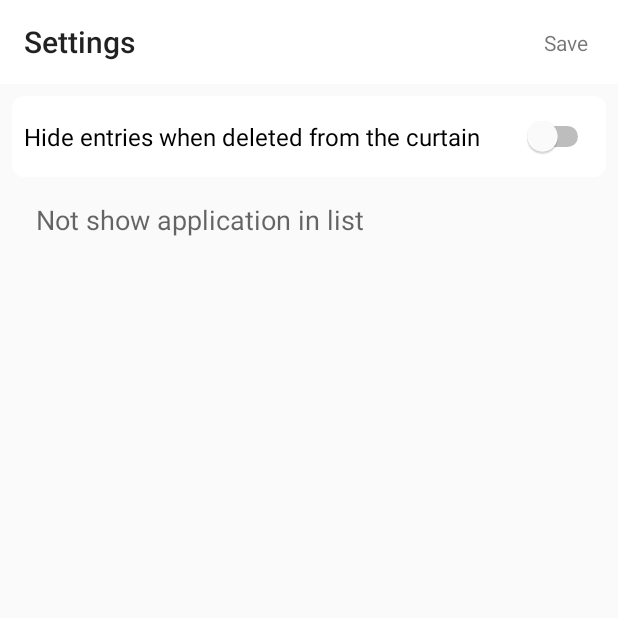
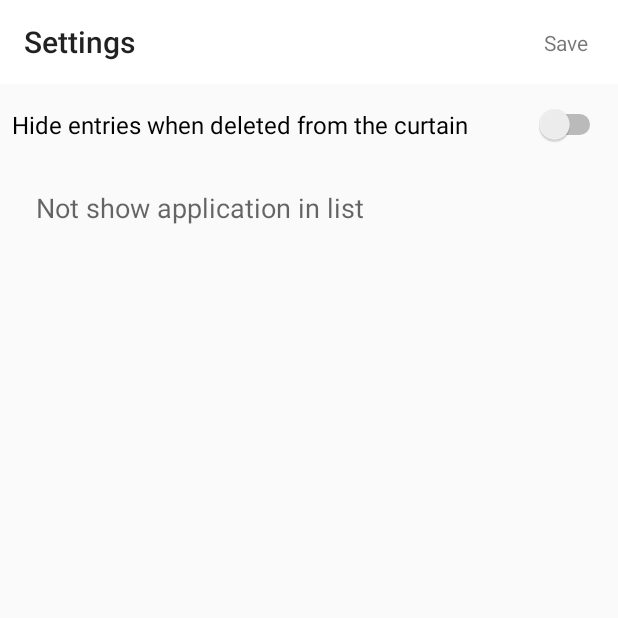
Before and after one commit to Leeeeerich/NotificationTracker, an Android app: the SettingsFragment screen opened through its navigation route, on a phone screen of 412 x 824 dp, the top half of it. Run offline under Robolectric (Android 15) with nearby library versions, the phone set to English and light mode, and no system bars; our stand-ins replace data binding, navigation-ui; 11 statements that could not run were skipped.

Commit message:
Fixed SwitchButton design

```diff
--- a/app/src/main/res/layout/fragment_settings.xml
+++ b/app/src/main/res/layout/fragment_settings.xml
@@ -1,6 +1,7 @@
 <?xml version="1.0" encoding="utf-8"?>
 <layout xmlns:android="http://schemas.android.com/apk/res/android"
-    xmlns:app="http://schemas.android.com/apk/res-auto">
+    xmlns:app="http://schemas.android.com/apk/res-auto"
+    xmlns:tools="http://schemas.android.com/tools">
 
     <data>
 
@@ -28,14 +29,15 @@
 
             <Switch
                 android:id="@+id/swIsShowRemoved"
-                style="@style/SwitchStyle"
                 android:layout_width="match_parent"
                 android:layout_height="wrap_content"
                 android:checked="@={settingsVo.isShowRemoved}"
                 android:text="@string/is_show_removed"
+                android:theme="@style/SwitchStyle"
                 app:layout_constraintEnd_toEndOf="parent"
                 app:layout_constraintStart_toStartOf="parent"
-                app:layout_constraintTop_toBottomOf="@+id/vToolbar" />
+                app:layout_constraintTop_toBottomOf="@+id/vToolbar"
+                tools:checked="true" />
 
             <TextView
                 android:id="@+id/textView"
--- a/app/src/main/res/values/styles.xml
+++ b/app/src/main/res/values/styles.xml
@@ -31,6 +31,7 @@
 
     <style name="SwitchStyle" parent="Widget.AppCompat.CompoundButton.Switch">
         <item name="android:background">@drawable/background_circle_with_ripple</item>
+        <item name="colorControlActivated">#000000</item>
         <item name="android:layout_marginTop">8dp</item>
         <item name="android:layout_marginStart">8dp</item>
         <item name="android:layout_marginEnd">8dp</item>
```
